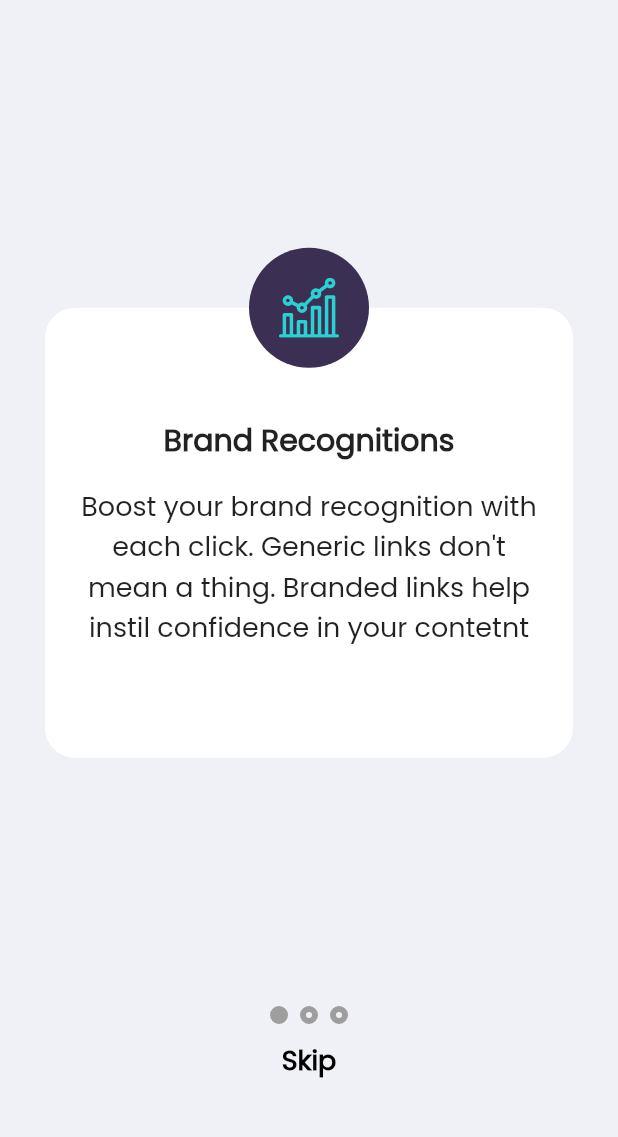
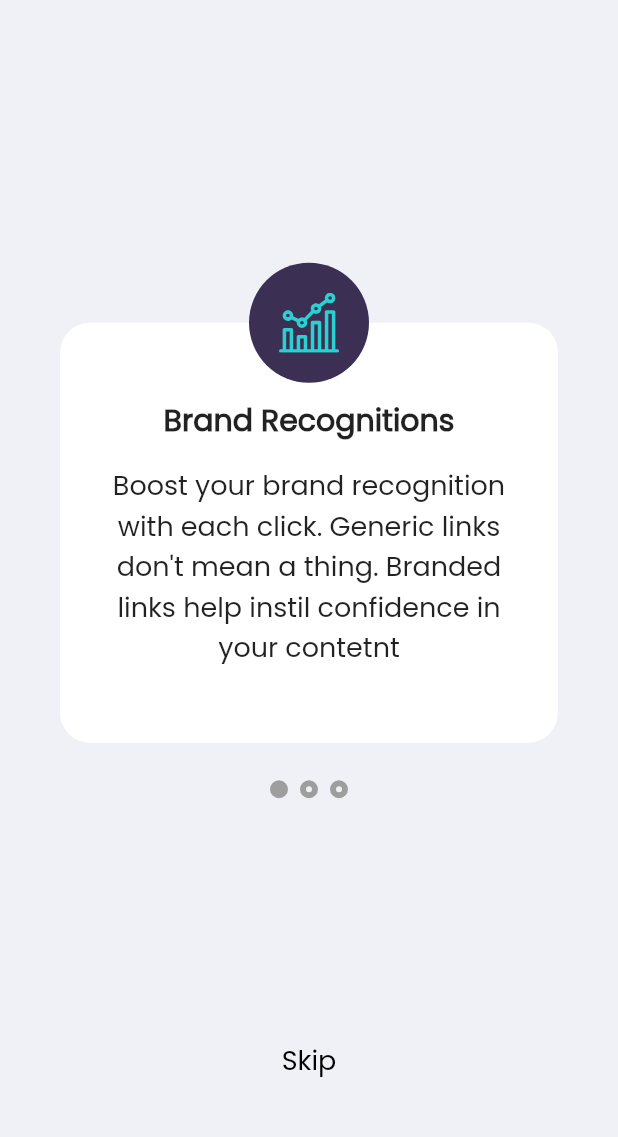
Before and after one commit to ItSNeverLate/Shortly, a Flutter app: the BenefitsScreen screen opened by its route, on a phone screen of 412 x 824 dp, the part 95-1232 px from its top. Run offline on Flutter 3.47's test engine with Material 2 defaults, Android fonts, the phone set to English and light mode, and no system bars; drawn by our look-alikes of page_view_indicators; our stand-ins replace flutter_svg.

Commit message:
improves Benefits Screen UI

```diff
--- a/shortly/lib/components/page_tile.dart
+++ b/shortly/lib/components/page_tile.dart
@@ -23,12 +23,12 @@ class PageTile extends StatelessWidget {
             alignment: Alignment.topCenter,
             children: [
               Container(
-                margin: EdgeInsets.only(top: _radius),
+                margin: EdgeInsets.only(top: _radius, right: 10.0, left: 10.0),
                 child: Material(
                   borderRadius: BorderRadius.all(Radius.circular(_radius / 2)),
                   color: Colors.white,
                   child: Container(
-                    height: 300.0,
+                    height: 280.0,
                     padding: EdgeInsets.all(16.0),
                     width: double.infinity,
                     child: Column(
--- a/shortly/lib/main.dart
+++ b/shortly/lib/main.dart
@@ -25,7 +25,7 @@ class MyApp extends StatelessWidget {
           errorColor: Colors.red[300],
           fontFamily: 'Poppins',
         ),
-        initialRoute: StartScreen.id,
+        initialRoute: BenefitsScreen.id,
         routes: {
           StartScreen.id: (context) => StartScreen(),
           BenefitsScreen.id: (context) => BenefitsScreen(),
--- a/shortly/lib/screens/benefits/index.dart
+++ b/shortly/lib/screens/benefits/index.dart
@@ -16,15 +16,50 @@ class BenefitsScreen extends StatelessWidget {
           padding: EdgeInsets.all(30.0),
           width: double.infinity,
           child: Column(
-            crossAxisAlignment: CrossAxisAlignment.center,
+            mainAxisAlignment: MainAxisAlignment.spaceBetween,
             children: [
               SvgPicture.asset('images/logo.svg'),
-              Expanded(
+              Column(
+                children: [
+                  Container(
+                    height: 370.0,
                     child: PageView(
                       onPageChanged: (pageNumber) =>
                           _currentPageNotifier.value = pageNumber,
                       scrollDirection: Axis.horizontal,
-                  children: [
+                      children: _pages,
+                    ),
+                  ),
+                  CirclePageIndicator(
+                    size: 12.0,
+                    selectedSize: 12.0,
+                    itemCount: _pages.length,
+                    dotColor: Theme.of(context).scaffoldBackgroundColor,
+                    borderWidth: 4,
+                    borderColor: Colors.grey,
+                    currentPageNotifier: _currentPageNotifier,
+                  ),
+                ],
+              ),
+              TextButton(
+                onPressed: () => Navigator.pushNamed(context, MainScreen.id),
+                child: Text('Skip', style: _skipTextStyle),
+              )
+            ],
+          ),
+        ),
+      ),
+    );
+  }
+}
+
+const _skipTextStyle = TextStyle(
+  fontSize: 18.0,
+  fontWeight: FontWeight.w500,
+  color: Colors.black,
+);
+
+final _pages = [
   PageTile(
       title: 'Brand Recognitions',
       description:
@@ -40,31 +75,4 @@ class BenefitsScreen extends StatelessWidget {
       description:
           'Improve brand awareness and content discoverability through customizable links, supercharging audience engagement',
       iconPath: 'images/tools.svg'),
-                  ],
-                ),
-              ),
-              CirclePageIndicator(
-                size: 12.0,
-                selectedSize: 12.0,
-                itemCount: 3,
-                dotColor: Theme.of(context).scaffoldBackgroundColor,
-                borderWidth: 4,
-                borderColor: Colors.grey,
-                currentPageNotifier: _currentPageNotifier,
-              ),
-              TextButton(
-                  onPressed: () => Navigator.pushNamed(context, MainScreen.id),
-                  child: Text(
-                    'Skip',
-                    style: TextStyle(
-                        fontSize: 18.0,
-                        fontWeight: FontWeight.w700,
-                        color: Colors.black),
-                  ))
-            ],
-          ),
-        ),
-      ),
-    );
-  }
-}
+];
```
Lines whose indentation alone changed are shown as unchanged.
